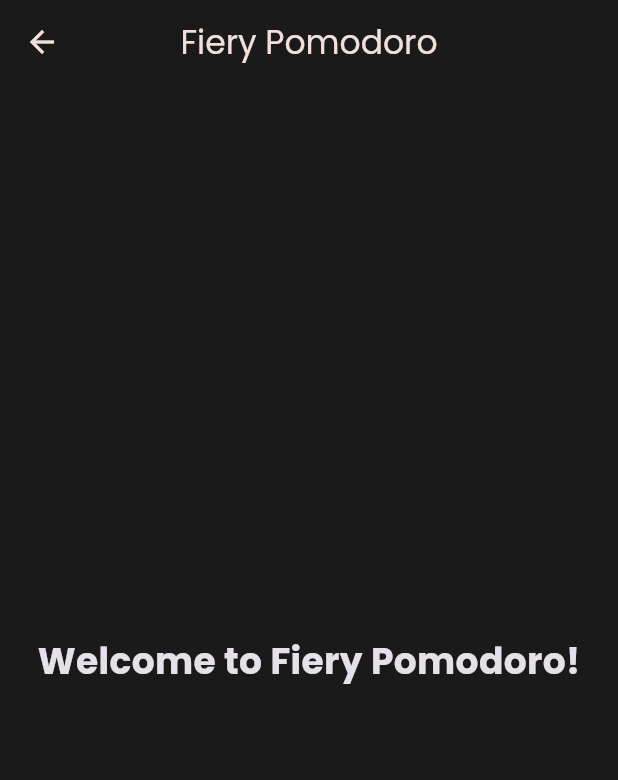
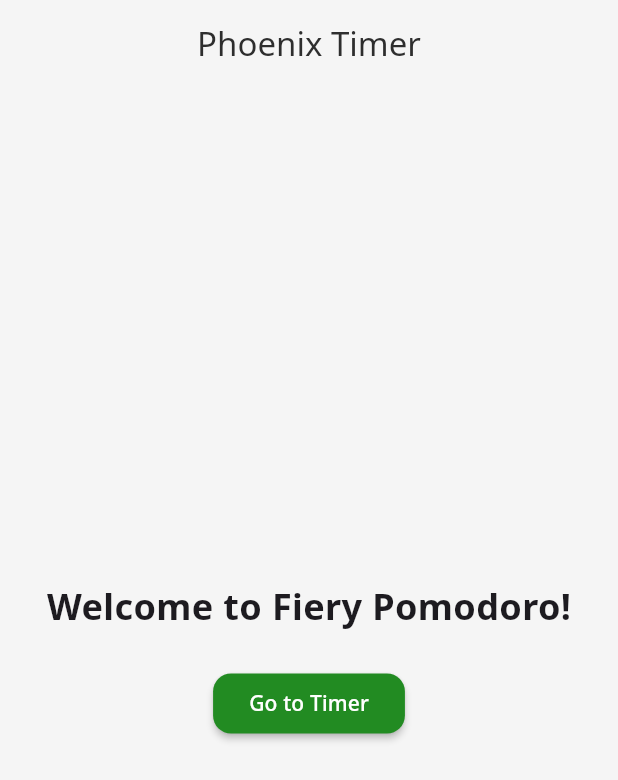
Before and after one commit to AshishPandey26/Pomordoro_timer, a Flutter app: the HomePage screen opened directly, on a phone screen of 412 x 824 dp. Shown: the top 780 px of the screen. Run offline on Flutter 3.47's test engine with Material 3 defaults, Android fonts, the phone set to English and light mode, and no system bars; our stand-ins replace audioplayers, flutter_riverpod, freezed_annotation, google_fonts, lottie, shared_preferences and 1 more; accounts and stored records are empty.

Commit message:
new updates

```diff
--- a/lib/core/theme/theme_provider.dart
+++ b/lib/core/theme/theme_provider.dart
@@ -7,13 +7,13 @@ final themeProvider = StateNotifierProvider<ThemeNotifier, AppThemeType>((ref) {
 });
 
 class ThemeNotifier extends StateNotifier<AppThemeType> {
-  ThemeNotifier() : super(AppThemeType.fiery) {
+  ThemeNotifier() : super(AppThemeType.zenForest) {
     _loadTheme();
   }
 
   Future<void> _loadTheme() async {
     final prefs = await SharedPreferences.getInstance();
-    final themeIndex = prefs.getInt('theme') ?? 0;
+    final themeIndex = prefs.getInt('theme') ?? AppThemeType.zenForest.index;
     state = AppThemeType.values[themeIndex];
   }
 
--- a/lib/features/home/presentation/pages/home_page.dart
+++ b/lib/features/home/presentation/pages/home_page.dart
@@ -1,4 +1,5 @@
 import 'package:flutter/material.dart';
+import '../../../../features/timer/presentation/pages/timer_page.dart';
 
 class HomePage extends StatelessWidget {
   const HomePage({super.key});
@@ -7,16 +8,33 @@ class HomePage extends StatelessWidget {
   Widget build(BuildContext context) {
     return Scaffold(
       appBar: AppBar(
-        title: const Text('Fiery Pomodoro'),
+        title: const Text('Phoenix Timer'),
         centerTitle: true,
       ),
-      body: const Center(
-        child: Text(
-          'Welcome to Fiery Pomodoro!',
-          style: TextStyle(
-            fontSize: 24,
-            fontWeight: FontWeight.bold,
-          ),
+      body: Center(
+        child: Column(
+          mainAxisAlignment: MainAxisAlignment.center,
+          children: [
+            const Text(
+              'Welcome to Fiery Pomodoro!',
+              style: TextStyle(
+                fontSize: 24,
+                fontWeight: FontWeight.bold,
+              ),
+            ),
+            const SizedBox(height: 24),
+            ElevatedButton(
+              onPressed: () {
+                Navigator.push(
+                  context,
+                  MaterialPageRoute(
+                    builder: (context) => const TimerPage(),
+                  ),
+                );
+              },
+              child: const Text('Go to Timer'),
+            ),
+          ],
         ),
       ),
     );
--- a/lib/main.dart
+++ b/lib/main.dart
@@ -2,7 +2,7 @@ import 'package:flutter/material.dart';
 import 'package:flutter_riverpod/flutter_riverpod.dart';
 import 'core/theme/app_theme.dart';
 import 'core/theme/theme_provider.dart';
-import 'features/timer/presentation/pages/timer_page.dart';
+import 'features/home/presentation/pages/home_page.dart';
 
 void main() {
   runApp(const ProviderScope(child: MyApp()));
@@ -25,9 +25,9 @@ class _MyAppState extends ConsumerState<MyApp> {
       data: themeData,
       duration: const Duration(milliseconds: 400), // Animation duration
       child: MaterialApp(
-        title: 'Fiery Pomodoro',
+        title: 'Phoenix Timer',
         theme: themeData,
-        home: const TimerPage(),
+        home: const HomePage(),
         debugShowCheckedModeBanner: false,
       ),
     );
--- a/pubspec.yaml
+++ b/pubspec.yaml
@@ -1,5 +1,5 @@
 name: fiery_pomodoro
-description: A beautiful Pomodoro timer with fire-inspired animations
+description: A beautiful Phoenix Timer with fire-inspired animations and gamification
 publish_to: 'none'
 version: 1.0.0+1
 
```
Also changed, not shown: lib/features/timer/presentation/pages/timer_page.dart (+7 -1 lines), 1 other file.
